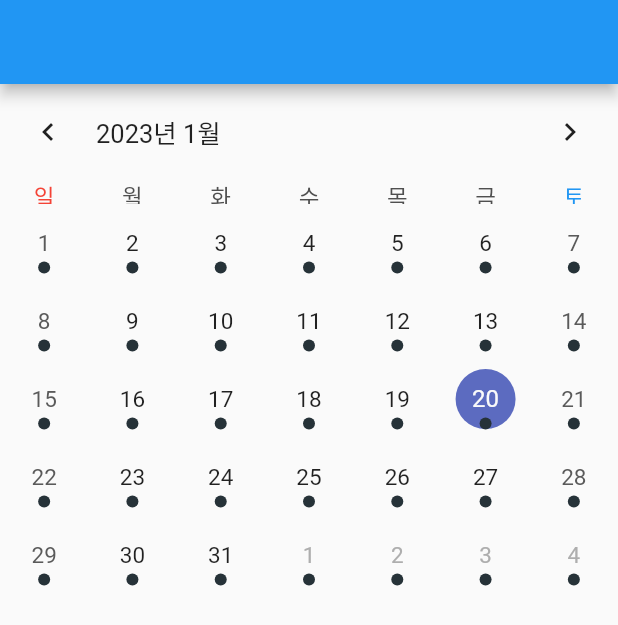
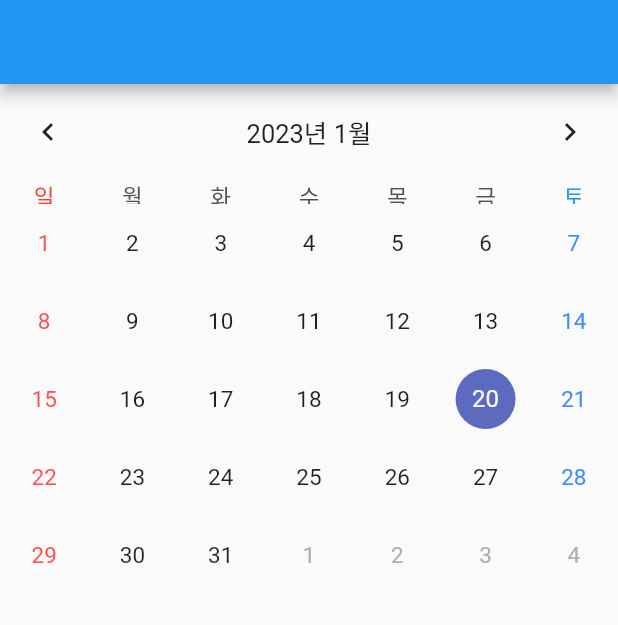
Before and after one commit to flxh4894/my_car_in_phone, a Flutter app: the CalendarPage screen opened directly, on a phone screen of 412 x 824 dp. Shown: the top 625 px of the screen. Run offline on Flutter 3.47's test engine with Material 2 defaults, Android fonts, the phone set to English and light mode, and no system bars; drawn by our look-alikes of table_calendar; our stand-ins replace flutter_riverpod, freezed_annotation, riverpod_annotation; generated files the repository leaves out were written again.

Commit message:
캘린더 이벤트 관련 추가, 상태값 로딩 수정

```diff
--- a/lib/notifiers/states/calendar_state.dart
+++ b/lib/notifiers/states/calendar_state.dart
@@ -10,6 +10,7 @@ class CalendarState with _$CalendarState {
     required DateTime selectedDay,
     required DateTime firstDay,
     required DateTime lastDay,
+    required Map<String, List> events,
   }) = _CalendarState;
 
   factory CalendarState.fromJson(Map<String, Object?> json) =>
--- a/lib/views/calendar.dart
+++ b/lib/views/calendar.dart
@@ -1,3 +1,4 @@
+import 'dart:developer';
 import 'package:flutter/material.dart';
 import 'package:flutter_riverpod/flutter_riverpod.dart';
 import 'package:intl/intl.dart';
@@ -16,11 +17,27 @@ class CalendarNotifier extends _$CalendarNotifier {
       selectedDay: DateTime.now(),
       firstDay: DateTime(1970, 1, 1),
       lastDay: DateTime(2099, 12, 31),
+      events: {},
     );
   }
 
-  void updateDaySelected(DateTime selectedDay) {
-    state = state.copyWith(selectedDay: selectedDay);
+  void updateDaySelected(DateTime selectedDay, DateTime focusedDay) {
+    state = state.copyWith(
+      selectedDay: selectedDay,
+      focusedDay: focusedDay,
+    );
+  }
+
+  void addDayEvents(DateTime selectedDay) {
+    final key = DateFormat('yyyyMMdd').format(selectedDay);
+    Map<String, List> result = Map<String, List>.from(state.events);
+
+    if (state.events[key] == null) {
+      result[key] = ["새로 추가함"];
+    } else {
+      result[key] = [...state.events[key]!, "기존에 더해짐"];
+    }
+    state = state.copyWith(events: result);
   }
 }
 
@@ -39,7 +56,8 @@ class CalendarPage extends ConsumerWidget {
             return isSameDay(day, ref.watch(cp).selectedDay);
           },
           onDaySelected: (selectedDay, focusedDay) {
-            ref.read(cp.notifier).updateDaySelected(selectedDay);
+            ref.read(cp.notifier).addDayEvents(selectedDay);
+            ref.read(cp.notifier).updateDaySelected(selectedDay, focusedDay);
           },
           firstDay: ref.watch(cp).firstDay,
           lastDay: ref.watch(cp).lastDay,
@@ -47,8 +65,12 @@ class CalendarPage extends ConsumerWidget {
           availableCalendarFormats: const {
             CalendarFormat.month: "Month",
           },
+          headerStyle: const HeaderStyle(
+            titleCentered: true,
+          ),
           eventLoader: (day) {
-            return [1];
+            final key = DateFormat('yyyyMMdd').format(day);
+            return ref.watch(cp).events[key] ?? [];
           },
           calendarBuilders: CalendarBuilders(
             dowBuilder: (context, day) {
@@ -70,6 +92,36 @@ class CalendarPage extends ConsumerWidget {
                 );
               }
             },
+            defaultBuilder: (context, day, focusedDay) {
+              Color? color;
+              if (day.weekday == DateTime.sunday) {
+                color = Colors.redAccent;
+              } else if (day.weekday == DateTime.saturday) {
+                color = Colors.blueAccent;
+              }
+
+              return Container(
+                alignment: Alignment.center,
+                child: Text(
+                  day.day.toString(),
+                  style: TextStyle(color: color),
+                ),
+              );
+            },
+            markerBuilder: (context, day, events) {
+              return events.isEmpty
+                  ? const Offstage()
+                  : Container(
+                      width: 10,
+                      height: 10,
+                      color: Colors.amber,
+                      alignment: Alignment.center,
+                      child: Text(
+                        events.length.toString(),
+                        style: const TextStyle(fontSize: 8),
+                      ),
+                    );
+            },
           ),
         ),
       ),
```
